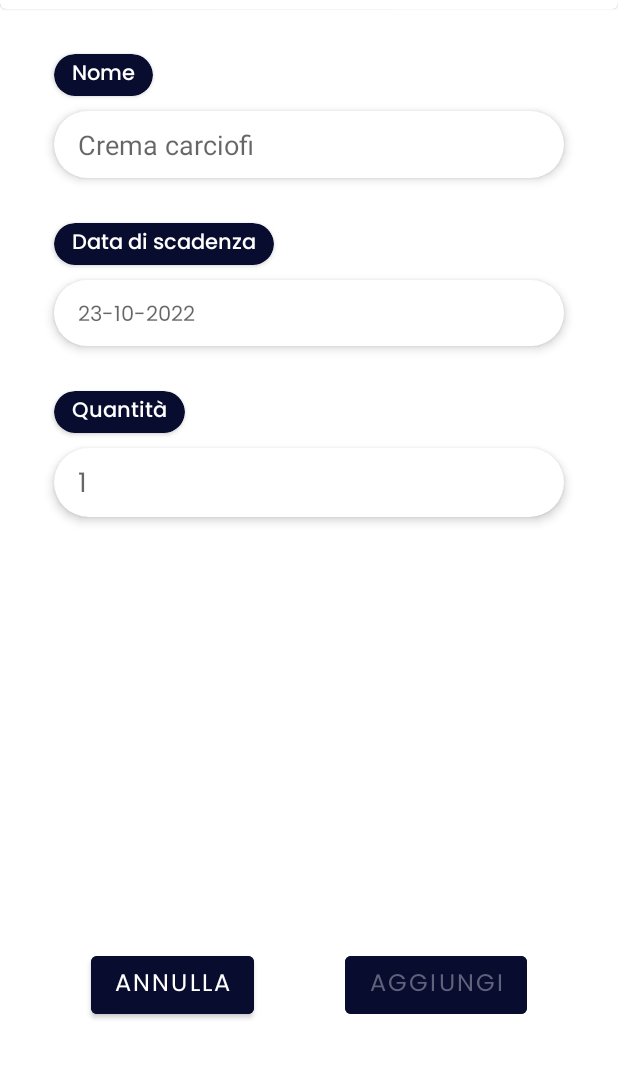
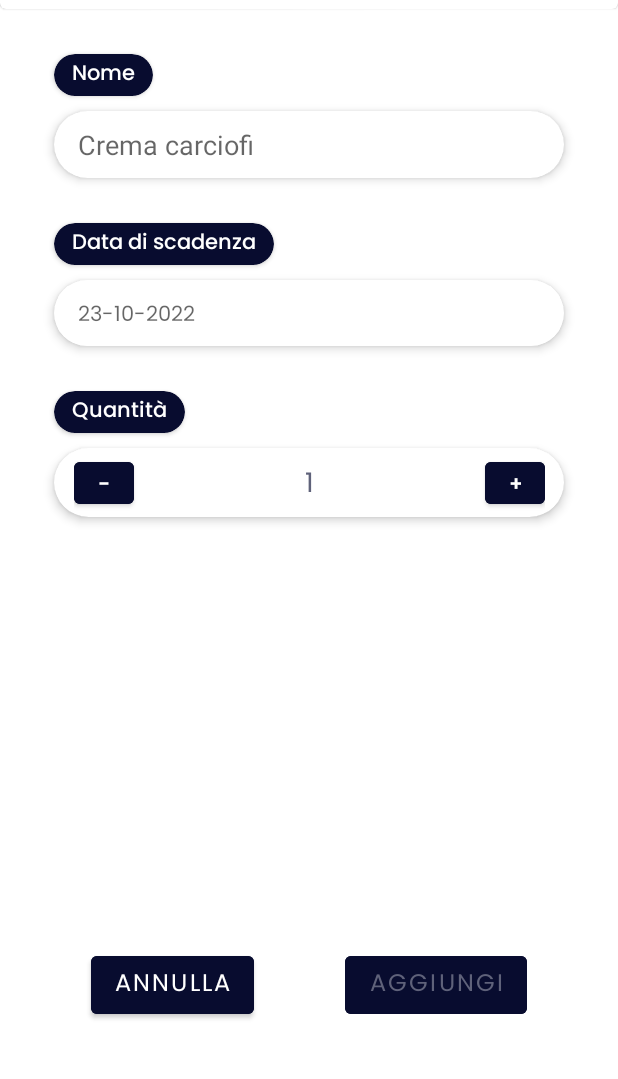
Before and after one commit to PaoloDAlessandro/fooding_android, an Android app: the ProductAddition screen opened directly, with no data from a screen before it, on a phone screen of 412 x 824 dp, the part 84-1163 px from its top. Run offline under Robolectric (Android 15) with nearby library versions, the phone set to English and light mode, and no system bars.

Commit message:
fix: resolved bug on ProductAddition ProductNameAutoCompleteAdapter that made application crash

```diff
--- a/app/src/main/java/it/itsar/fooding/ProductAddition.java
+++ b/app/src/main/java/it/itsar/fooding/ProductAddition.java
@@ -8,6 +8,7 @@ import android.os.Bundle;
 import android.text.Editable;
 import android.text.InputType;
 import android.text.TextWatcher;
+import android.util.Log;
 import android.widget.AutoCompleteTextView;
 import android.widget.Button;
 import android.widget.EditText;
@@ -21,6 +22,8 @@ import java.time.format.DateTimeFormatter;
 import java.util.ArrayList;
 import java.util.Arrays;
 import java.util.Calendar;
+import java.util.Collection;
+import java.util.Collections;
 import java.util.Date;
 import java.util.List;
 import java.util.stream.Collectors;
@@ -35,6 +38,8 @@ public class ProductAddition extends AppCompatActivity {
     private Button confirmButton;
     private Button cancelButton;
     private EditText productStockInput;
+    private Button decreaseStockInput;
+    private Button increaseStockInput;
     private DatePickerDialog picker;
     private TextView productExpirationDateInput;
     private AutoCompleteTextView productNameAutoComplete;
@@ -57,10 +62,11 @@ public class ProductAddition extends AppCompatActivity {
         confirmButton = findViewById(R.id.productAdditionConfirm);
         cancelButton = findViewById(R.id.productAddictionCancel);
         productStockInput = findViewById(R.id.productStockInput);
+        decreaseStockInput = findViewById(R.id.decreaseStockButton);
+        increaseStockInput = findViewById(R.id.increaseStockButton);
         userProdotti = myProperties.getUserProdotti();
         selectedProduct = null;
         confirmButton.setEnabled(false);
-
         productExpirationDateInput.setOnClickListener(view -> {
             final Calendar calendar = Calendar.getInstance();
             day = calendar.get(Calendar.DAY_OF_MONTH);
@@ -80,7 +86,7 @@ public class ProductAddition extends AppCompatActivity {
         });
 
         List<Prodotto> prodottiDaFiltrare = Arrays.asList(prodotti);
-        ProductNameAutoCompleteAdapter productNameAutoCompleteAdapter = new ProductNameAutoCompleteAdapter(this, R.layout.autocomplete_product_name, Arrays.asList(prodotti));
+        ProductNameAutoCompleteAdapter productNameAutoCompleteAdapter = new ProductNameAutoCompleteAdapter(this, new ArrayList<>(prodottiDaFiltrare));
 
         productStockInput.addTextChangedListener(new TextWatcher() {
             @Override
@@ -99,6 +105,20 @@ public class ProductAddition extends AppCompatActivity {
             }
         });
 
+        decreaseStockInput.setOnClickListener(view -> {
+            productStockInput.setText(String.valueOf(Integer.parseInt(productStockInput.getText().toString()) - 1));
+            if(Integer.parseInt(productStockInput.getText().toString()) == 1) {
+                decreaseStockInput.setEnabled(false);
+            }
+        });
+
+        increaseStockInput.setOnClickListener(view -> {
+            if(Integer.parseInt(productStockInput.getText().toString()) == 1) {
+                decreaseStockInput.setEnabled(true);
+            }
+            productStockInput.setText(String.valueOf(Integer.parseInt(productStockInput.getText().toString()) + 1));
+        });
+
         productNameAutoComplete.addTextChangedListener(new TextWatcher() {
             @Override
             public void beforeTextChanged(CharSequence charSequence, int i, int i1, int i2) {
@@ -107,6 +127,7 @@ public class ProductAddition extends AppCompatActivity {
 
             @Override
             public void onTextChanged(CharSequence charSequence, int i, int i1, int i2) {
+                if(charSequence.length() >= 2) {
                     prodottiFiltrati = prodottiDaFiltrare.stream()
                             .filter(prodotto ->
                                     prodotto.getNome().contains(productNameAutoComplete.getText().toString()))
@@ -115,8 +136,10 @@ public class ProductAddition extends AppCompatActivity {
                     if(prodottiFiltrati.size() != 0) {
                             selectedProduct = prodottiFiltrati.get(0);
                             checkInputsStatus();
-                        productNameAutoCompleteAdapter.setProdotti(prodottiFiltrati);
-                        //productNameAutoComplete.setAdapter(productNameAutoCompleteAdapter);
+
+                            ProductNameAutoCompleteAdapter productNameAutoCompleteAdapterAfterChange = new ProductNameAutoCompleteAdapter(getApplicationContext(), new ArrayList<>(prodottiFiltrati));
+                            productNameAutoComplete.setAdapter(productNameAutoCompleteAdapterAfterChange);
+                        }
                 }
                 }
 
--- a/app/src/main/res/layout/activity_product_addition.xml
+++ b/app/src/main/res/layout/activity_product_addition.xml
@@ -155,20 +155,63 @@
         app:layout_constraintStart_toStartOf="parent"
         app:layout_constraintTop_toBottomOf="@id/productStockLabel">
 
+        <androidx.constraintlayout.widget.ConstraintLayout
+            android:layout_width="match_parent"
+            android:layout_height="match_parent">
+
+            <androidx.constraintlayout.widget.ConstraintLayout
+                android:layout_width="wrap_content"
+                android:layout_height="wrap_content"
+                app:layout_constraintTop_toTopOf="parent"
+                app:layout_constraintStart_toStartOf="parent"
+                app:layout_constraintEnd_toEndOf="parent">
+
+            <Button
+                android:id="@+id/decreaseStockButton"
+                android:layout_width="40dp"
+                android:layout_height="40dp"
+                android:backgroundTint="@color/product_name"
+                android:fontFamily="@font/poppins_semibold"
+                android:text="-"
+                app:layout_constraintBottom_toBottomOf="parent"
+                app:layout_constraintStart_toStartOf="parent"
+                app:layout_constraintEnd_toStartOf="@id/productStockInput"
+                app:layout_constraintTop_toTopOf="parent" />
+
             <EditText
                 android:id="@+id/productStockInput"
-            android:layout_width="match_parent"
+                android:layout_width="214dp"
                 android:layout_height="match_parent"
-            android:layout_marginHorizontal="16dp"
-            android:paddingVertical="8dp"
                 android:background="@null"
+                android:textAlignment="center"
+                android:layout_marginHorizontal="10dp"
                 android:ems="10"
                 android:fontFamily="@font/poppins"
+                android:text="@string/quantità_hint_productAddition"
                 android:hint="@string/quantità_hint_productAddition"
                 android:inputType="number"
+                android:paddingVertical="8dp"
                 android:textColor="@color/product_marca"
-            android:translationY="2dp" />
+                android:translationY="2dp"
+                app:layout_constraintStart_toEndOf="@id/decreaseStockButton"
+                app:layout_constraintEnd_toStartOf="@id/increaseStockButton"
+                app:layout_constraintTop_toTopOf="parent" />
 
+                <Button
+                    android:id="@+id/increaseStockButton"
+                    android:layout_width="40dp"
+                    android:layout_height="40dp"
+
+                    android:backgroundTint="@color/product_name"
+                    android:fontFamily="@font/poppins_semibold"
+                    android:text="+"
+                    app:layout_constraintBottom_toBottomOf="parent"
+                    app:layout_constraintEnd_toEndOf="parent"
+                    app:layout_constraintStart_toEndOf="@id/productStockInput"
+                    app:layout_constraintTop_toTopOf="parent" />
+
+            </androidx.constraintlayout.widget.ConstraintLayout>
+        </androidx.constraintlayout.widget.ConstraintLayout>
     </androidx.cardview.widget.CardView>
 
 
--- a/app/src/main/res/layout/autocomplete_product_name.xml
+++ b/app/src/main/res/layout/autocomplete_product_name.xml
@@ -17,7 +17,7 @@
         android:contentDescription="@string/product_image_alt"
         />
 
-    <TextView
+        <TextView
         android:id="@+id/productName"
         android:layout_width="wrap_content"
         android:layout_height="wrap_content"
@@ -40,8 +40,4 @@
         android:fontFamily="@font/poppins"
         android:layout_marginStart="20dp"
         app:layout_constraintStart_toEndOf="@id/productName"/>
-
-
-
-
 </androidx.constraintlayout.widget.ConstraintLayout>
--- a/app/src/main/res/values/colors.xml
+++ b/app/src/main/res/values/colors.xml
@@ -14,6 +14,7 @@
     <color name="leerdammer">#EFC516</color>
     <color name="rosette">#E8D6BB</color>
     <color name="uova_le_naturelle">#F1F0E5</color>
+    <color name="riso_venere_scotti">#494D5B</color>
     <color name="penne_rigate_barilla">#002567</color>
     <color name="fusilli_n98_barilla">#2378D1</color>
     <color name="mozzarella_santa_lucia">#6C80C3</color>
```
Also changed, not shown: app/src/main/java/it/itsar/fooding/MainActivity.java (+13 -1 lines), app/src/main/java/it/itsar/fooding/ProductDetails.java (+7 -3 lines), app/src/main/java/it/itsar/fooding/ProductNameAutoCompleteAdapter.java (+21 -24 lines), app/src/main/res/drawable/riso_venere_scotti.png (added). Lines whose indentation alone changed are shown as unchanged.
